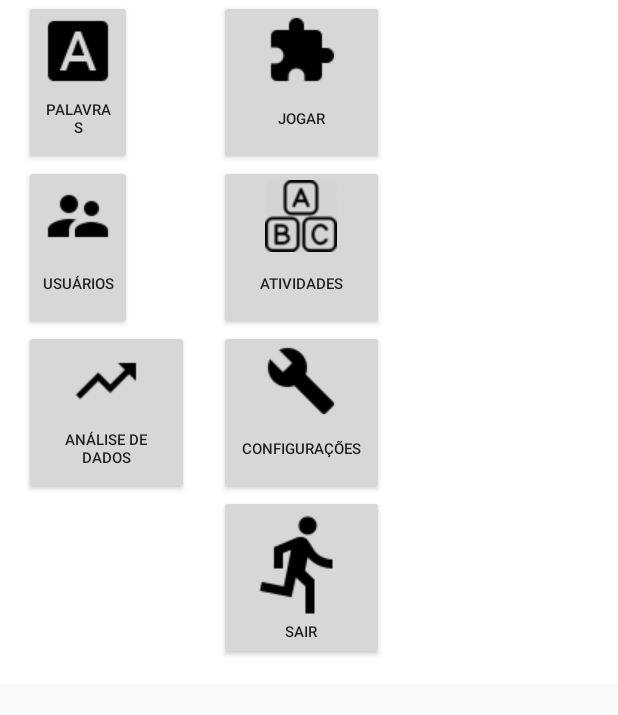
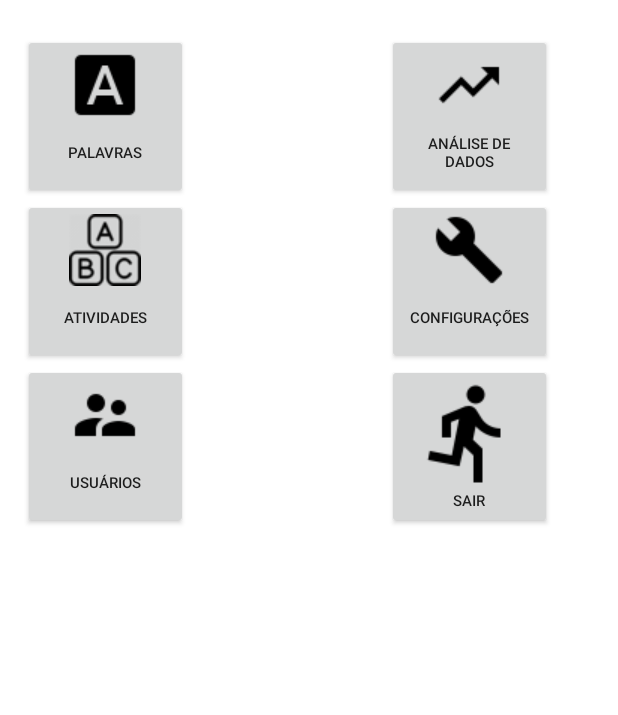
Before and after one commit to samuelzvir/E-MobileActivities, an Android app: the MenuActivity screen opened directly, with no data from a screen before it, on a phone screen of 412 x 824 dp, the part 326-1041 px from its top. Run offline under Robolectric (Android 15) with nearby library versions, the phone set to English and light mode, and no system bars; libraries missing offline, so code that uses them is left out: org.litepal.annotation, org.litepal.crud; 2 statements that could not run were skipped.

Commit message:
change the layout of the main menu

```diff
--- a/app/src/main/res/layout/activity_menu.xml
+++ b/app/src/main/res/layout/activity_menu.xml
@@ -14,14 +14,19 @@
   ~ See the License for the specific language governing permissions and
   ~ limitations under the License.
   -->
-<RelativeLayout xmlns:android="http://schemas.android.com/apk/res/android"
-    xmlns:tools="http://schemas.android.com/tools" android:layout_width="match_parent"
-    android:layout_height="wrap_content" android:paddingLeft="@dimen/activity_horizontal_margin"
+<LinearLayout xmlns:android="http://schemas.android.com/apk/res/android"
+    xmlns:tools="http://schemas.android.com/tools"
+    android:id="@+id/LinearLayout"
+    android:layout_width="match_parent"
+    android:layout_height="match_parent"
+    android:orientation="vertical"
+    android:paddingBottom="@dimen/activity_vertical_margin"
+    android:paddingLeft="@dimen/activity_horizontal_margin"
     android:paddingRight="@dimen/activity_horizontal_margin"
+    android:background="@color/white"
     android:paddingTop="@dimen/activity_vertical_margin"
-    android:paddingBottom="@dimen/activity_vertical_margin"
-    android:background="@color/white"
-    tools:context="br.com.ema.activities.MenuActivity">
+    tools:context="br.com.ema.activities.MenuActivity"
+    android:weightSum="1">
 
     <ImageView
         android:id="@+id/imageView"
@@ -32,6 +37,27 @@
         android:layout_alignParentLeft="true"
         android:layout_alignParentStart="true" />
 
+    <LinearLayout
+        android:orientation="horizontal"
+        android:layout_width="546dp"
+        android:layout_height="wrap_content"
+        android:background="@color/white"
+        android:paddingBottom="@dimen/activity_vertical_margin"
+        android:paddingLeft="@dimen/activity_horizontal_margin"
+        android:paddingRight="@dimen/activity_horizontal_margin"
+        android:paddingTop="@dimen/activity_vertical_margin"
+        android:layout_gravity="center_horizontal"
+        android:weightSum="1"
+        android:layout_weight="0.8">
+
+        <LinearLayout
+            android:orientation="vertical"
+            android:layout_width="186dp"
+            android:layout_height="541dp"
+            android:layout_weight="0.40"
+            android:layout_gravity="center_vertical"
+            android:gravity="center_horizontal">
+
             <Button
                 android:id="@+id/messages"
                 android:layout_width="110dp"
@@ -39,23 +65,6 @@
                 android:text="@string/messages"
                 android:onClick="onToWords"
                 android:drawableTop="@drawable/ic_font_download_black_48dp"
-        android:layout_below="@+id/imageView"
-        android:layout_toLeftOf="@+id/play"
-        android:layout_toStartOf="@+id/play"
-        android:layout_marginRight="58dp"
-        android:layout_marginEnd="58dp"
-        android:textSize="10dp" />
-
-    <Button
-        android:layout_width="110dp"
-        android:layout_height="110dp"
-        android:text="@string/play"
-        android:id="@+id/play"
-        android:drawableTop="@drawable/ic_puzzle_black_48dp"
-        android:layout_below="@+id/imageView"
-        android:layout_alignLeft="@+id/abc"
-        android:layout_alignStart="@+id/abc"
-        android:onClick="onPlayChallenge"
                 android:textSize="10dp" />
 
             <Button
@@ -65,10 +74,8 @@
                 android:id="@+id/abc"
                 android:onClick="onToABC"
                 android:drawableTop="@drawable/abc_48p"
-        android:layout_below="@+id/play"
-        android:layout_alignRight="@+id/settings"
-        android:layout_alignEnd="@+id/settings"
-        android:textSize="10dp" />
+                android:textSize="10dp"
+                />
 
             <Button
                 android:layout_width="110dp"
@@ -77,10 +84,19 @@
                 android:id="@+id/users"
                 android:drawableTop="@drawable/ic_supervisor_account_black_48dp"
                 android:onClick="onToProfiles"
-        android:layout_below="@+id/messages"
                 android:layout_alignLeft="@+id/messages"
-        android:layout_alignRight="@+id/messages"
                 android:textSize="10dp" />
+
+
+        </LinearLayout>
+
+        <LinearLayout
+            android:orientation="vertical"
+            android:layout_width="186dp"
+            android:layout_height="541dp"
+            android:layout_gravity="center_vertical"
+            android:layout_weight="0.40"
+            android:gravity="center_horizontal">
 
             <Button
                 android:layout_width="110dp"
@@ -89,7 +105,6 @@
                 android:id="@+id/dataAnalysis"
                 android:drawableTop="@drawable/ic_trending_up_black_48dp"
                 android:onClick="onToDataAnalysis"
-        android:layout_below="@+id/users"
                 android:layout_alignLeft="@+id/users"
                 android:layout_alignStart="@+id/users"
                 android:textSize="10dp" />
@@ -100,13 +115,13 @@
                 android:text="@string/settings"
                 android:id="@+id/settings"
                 android:drawableTop="@drawable/ic_build_black_48dp"
-        android:layout_marginRight="140dp"
-        android:layout_marginEnd="140dp"
                 android:onClick="onToSettings"
                 android:textSize="10dp"
-        android:layout_below="@+id/abc"
-        android:layout_alignRight="@+id/imageView"
-        android:layout_alignEnd="@+id/imageView" />
+                />
+
+            <FrameLayout
+                android:layout_width="match_parent"
+                android:layout_height="wrap_content"></FrameLayout>
 
             <Button
                 android:layout_width="110dp"
@@ -116,8 +131,11 @@
                 android:drawableTop="@drawable/ic_directions_run_black_48dp"
                 android:onClick="logout"
                 android:textSize="10dp"
-        android:layout_below="@+id/dataAnalysis"
-        android:layout_alignRight="@+id/settings"
-        android:layout_alignEnd="@+id/settings" />
+                android:layout_alignLeft="@+id/settings"
+                android:layout_alignStart="@+id/settings" />
 
-</RelativeLayout>
+        </LinearLayout>
+    </LinearLayout>
+
+
+</LinearLayout>
```
Lines whose indentation alone changed are shown as unchanged.
